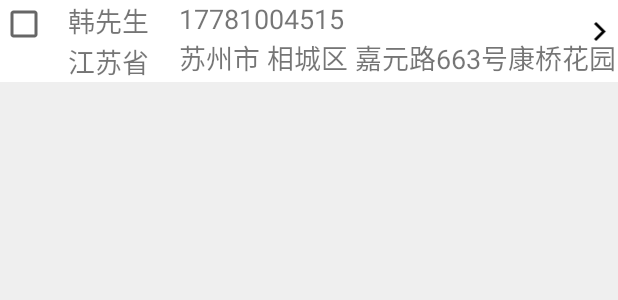
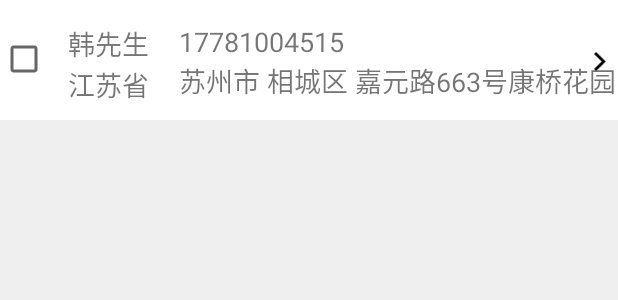
Before and after one commit to Anroid1/MyApplication3, an Android app: the layout dizhibj_item.xml on its own in the app's theme, with its tools: preview values and no code run, on a phone screen of 412 x 824 dp. Shown: the top 300 px of the screen. Run offline under Robolectric (Android 15) with nearby library versions, the phone set to English and light mode, and no system bars.

Commit message:
修改个人信息

```diff
--- a/app/src/main/res/layout/dizhibj_item.xml
+++ b/app/src/main/res/layout/dizhibj_item.xml
@@ -7,18 +7,20 @@
     >
     <RelativeLayout
         android:layout_width="match_parent"
-        android:layout_height="wrap_content"
+        android:layout_height="80dp"
         android:background="@color/white">
 
         <CheckBox
             android:id="@+id/rb_items"
             android:layout_width="wrap_content"
-            android:layout_height="wrap_content"></CheckBox>
+            android:layout_height="wrap_content"
+            android:layout_marginTop="23dp"></CheckBox>
 
         <LinearLayout
             android:layout_width="wrap_content"
             android:layout_height="wrap_content"
             android:layout_marginLeft="45dp"
+            android:layout_marginTop="15dp"
             android:orientation="vertical"
             android:id="@+id/dzl1">
             <TextView
@@ -39,6 +41,7 @@
             android:layout_height="wrap_content"
             android:layout_toRightOf="@+id/dzl1"
             android:layout_marginLeft="20dp"
+            android:layout_marginTop="15dp"
             android:orientation="vertical">
             <TextView
                 android:layout_width="wrap_content"
@@ -57,7 +60,7 @@
         <ImageView
             android:layout_width="wrap_content"
             android:layout_height="15dp"
-            android:layout_marginTop="13dp"
+            android:layout_marginTop="33dp"
             android:layout_alignParentRight="true"
             android:id="@+id/xiugaidz"
             android:src="@drawable/button1"
```
Also changed, not shown: app/src/main/java/com/example/myapplication/gouwuche/ShangpingjmActivity.java (+10 -1 lines), app/src/main/res/layout/activity_shangpingjm.xml (+4 -3 lines).
